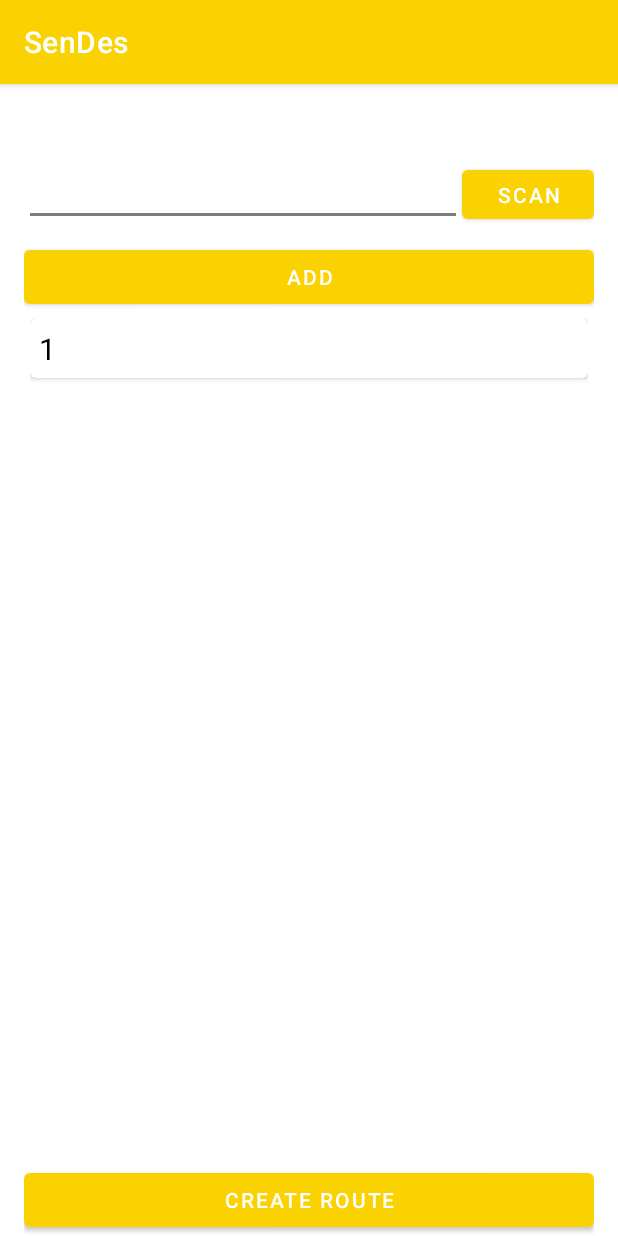
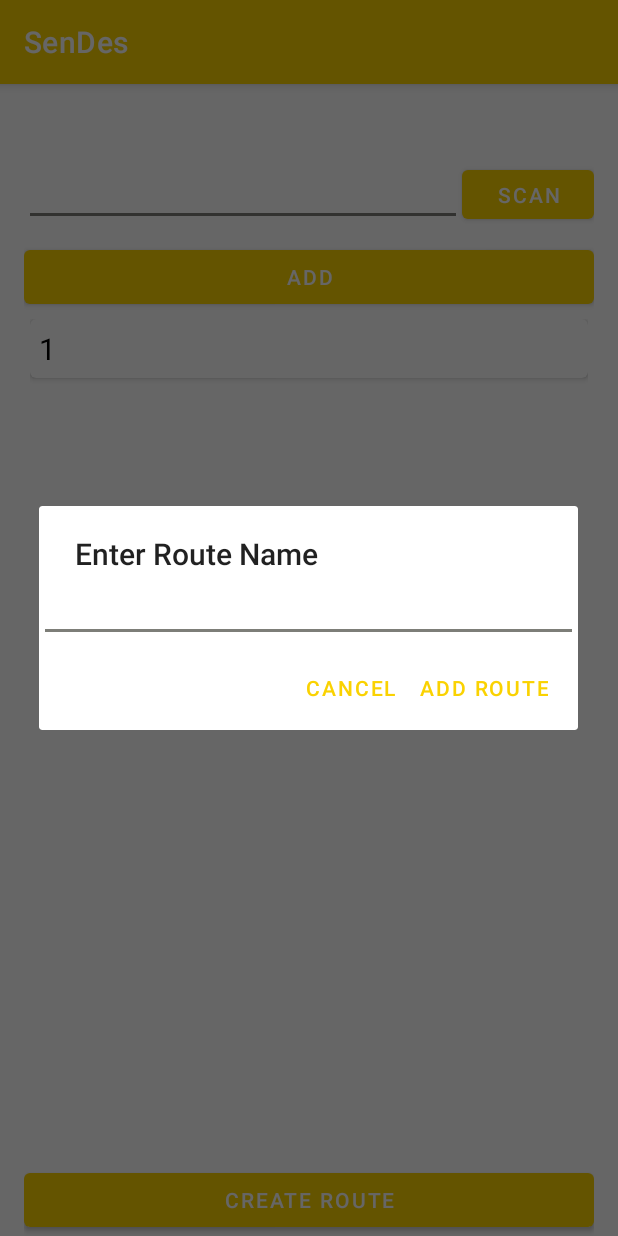
Before and after one commit to akalem1453/seniorDes, an Android app: the addroute screen opened directly, with no data from a screen before it, after a tap on "CREATE ROUTE", on a phone screen of 412 x 824 dp. Run offline under Robolectric (Android 15) with nearby library versions, the phone set to English and light mode, and no system bars; our stand-ins replace Firebase (no records; nobody signed in at launch, a user with empty details on screens opened directly); libraries missing offline, so code that uses them is left out: com.google.mlkit.vision, com.google.zxing.integration; 2 other taps on this screen came first.

Commit message:
just for safety

```diff
--- a/app/src/main/java/com/example/sendes/ExampleItem.java
+++ b/app/src/main/java/com/example/sendes/ExampleItem.java
@@ -9,6 +9,10 @@ public class ExampleItem {
         mText2 = text2;
     }
 
+    public void changeText1(String text){
+        mText1 = text;
+    }
+
     public String getmText1(){
         return  mText1;
     }
--- a/app/src/main/java/com/example/sendes/MainActivity.java
+++ b/app/src/main/java/com/example/sendes/MainActivity.java
@@ -24,6 +24,9 @@ public class MainActivity extends AppCompatActivity {
     public void gotoroute(View view){
         startActivity(new Intent(getApplicationContext(),addroute.class));
     }
+    public void selectRoute(View view){
+        startActivity(new Intent(getApplicationContext(),selectRoute.class));
+    }
 
 
 }
--- a/app/src/main/java/com/example/sendes/addroute.java
+++ b/app/src/main/java/com/example/sendes/addroute.java
@@ -1,14 +1,18 @@
 package com.example.sendes;
 
 import androidx.annotation.Nullable;
+import androidx.appcompat.app.AlertDialog;
 import androidx.appcompat.app.AppCompatActivity;
 import androidx.recyclerview.widget.LinearLayoutManager;
 import androidx.recyclerview.widget.RecyclerView;
 
+import android.content.DialogInterface;
 import android.content.Intent;
 import android.os.Bundle;
+import android.text.InputType;
 import android.view.View;
 import android.widget.Button;
+import android.widget.EditText;
 import android.widget.TextView;
 
 import com.google.firebase.auth.FirebaseAuth;
@@ -34,16 +38,17 @@ public class addroute extends AppCompatActivity {
     private RecyclerView mRecyclerView;
     private RecyclerView.Adapter mAdapter;
     private RecyclerView.LayoutManager mLayoutManager;
-    TextView code;
-    Button scan;
-    Button add_point;
-    Button add_route;
-    public ArrayList<ExampleItem> mExampleList;
-    FirebaseFirestore fStore;
-    FirebaseAuth fAuth;
-    String Uid;
-    String  codeArray[];
-    List<String>  tags;
+    private TextView code;
+    private Button scan;
+    private Button add_point;
+    private Button add_route;
+    private ArrayList<ExampleItem> mExampleList;
+    private FirebaseFirestore fStore;
+    private FirebaseAuth fAuth;
+    private String Uid;
+    private String  codeArray[];
+    private List<String>  tags;
+    private String routeName;
 
 
 
@@ -58,6 +63,15 @@ public class addroute extends AppCompatActivity {
         mExampleList = new ArrayList<>();
 
 
+
+
+        mRecyclerView = findViewById(R.id.newroute_recyler);
+        mRecyclerView.setHasFixedSize(true);
+        mLayoutManager = new LinearLayoutManager(this);
+        mAdapter = new ExampleAdapter(mExampleList);
+
+        mRecyclerView.setLayoutManager(mLayoutManager);
+        mRecyclerView.setAdapter(mAdapter);
 
         add_point = findViewById(R.id.add_btn);
         add_point.setOnClickListener(new View.OnClickListener() {
@@ -77,33 +91,49 @@ public class addroute extends AppCompatActivity {
 
 
 
-        mRecyclerView = findViewById(R.id.newroute_recyler);
-        mRecyclerView.setHasFixedSize(true);
-        mLayoutManager = new LinearLayoutManager(this);
-        mAdapter = new ExampleAdapter(mExampleList);
-
-        mRecyclerView.setLayoutManager(mLayoutManager);
-        mRecyclerView.setAdapter(mAdapter);
-
-
-
 
         add_route = findViewById(R.id.upload_route);
         add_route.setOnClickListener(new View.OnClickListener() {
             @Override
             public void onClick(View v) {
+
+
+
                 fAuth = FirebaseAuth.getInstance();
                 fStore = FirebaseFirestore.getInstance();
                 Uid = fAuth.getCurrentUser().getUid();
                 codeArray = new String[mExampleList.size()];
+                AlertDialog.Builder nameDialog = new AlertDialog.Builder(addroute.this);
+                nameDialog.setTitle("Enter Route Name");
 
+                EditText nameinput = new EditText(addroute.this);
+                nameDialog.setView(nameinput);
+                nameinput.setInputType(InputType.TYPE_CLASS_TEXT);
+                nameDialog.setPositiveButton("Add route", new DialogInterface.OnClickListener() {
+                    @Override
+                    public void onClick(DialogInterface dialog, int which) {
+                        routeName = nameinput.getText().toString();
                         for(int i = 0; i <mExampleList.size();i++){
                             codeArray[i] = mExampleList.get(i).getmText2();
                         }
                         tags = Arrays.asList(codeArray);
                         Map<String, Object> new_route = new HashMap<>();
                         new_route.put("route", tags);
-                 fStore.collection("users").document(Uid).collection("routes").document("route1").set(new_route);
+
+                        fStore.collection("users").document(Uid).collection("routes").document(routeName).set(new_route);
+                        gotoMain();
+
+
+
+
+                    }
+                }).setNegativeButton("Cancel", new DialogInterface.OnClickListener() {
+                    @Override
+                    public void onClick(DialogInterface dialog, int which) {
+                        dialog.cancel();
+                    }
+                });
+                nameDialog.show();
 
 
 
@@ -118,12 +148,15 @@ public class addroute extends AppCompatActivity {
 
 
 
+    }
 
 
+    public void gotoMain(){
+        Intent intent = new Intent(this, MainActivity.class);
+        startActivity(intent);
+    }
 
 
-
-    }
 
 
     public void start(View view){
--- a/app/src/main/res/layout/activity_addroute.xml
+++ b/app/src/main/res/layout/activity_addroute.xml
@@ -2,9 +2,11 @@
 <LinearLayout xmlns:android="http://schemas.android.com/apk/res/android"
     android:layout_width="match_parent"
     android:layout_height="match_parent"
+    xmlns:tools="http://schemas.android.com/tools"
     android:paddingLeft="16dp"
     android:paddingRight="16dp"
     android:orientation="vertical"
+    tools:context=".addroute"
     android:gravity="center">
 
     <LinearLayout
--- a/app/src/main/res/layout/example_item.xml
+++ b/app/src/main/res/layout/example_item.xml
@@ -2,6 +2,7 @@
 <androidx.cardview.widget.CardView xmlns:android="http://schemas.android.com/apk/res/android"
     android:layout_width="match_parent"
     android:layout_height="wrap_content"
+    android:paddingTop="8dp"
     xmlns:app="http://schemas.android.com/apk/res-auto"
     app:cardCornerRadius="4dp">
 
```
Also changed, not shown: app/build.gradle (+6 -1 lines), app/src/main/AndroidManifest.xml (+5 -6 lines), app/src/main/java/com/example/sendes/Coductor.java (added, +70 -0 lines), app/src/main/java/com/example/sendes/ExampleAdapter.java (+27 -2 lines), app/src/main/java/com/example/sendes/selectRoute.java (added, +167 -0 lines), app/src/main/res/layout/activity_coductor.xml (added, +34 -0 lines), app/src/main/res/layout/activity_main.xml (+5 -4 lines), app/src/main/res/layout/activity_select_route.xml (added, +26 -0 lines). Lines whose indentation alone changed are shown as unchanged.
